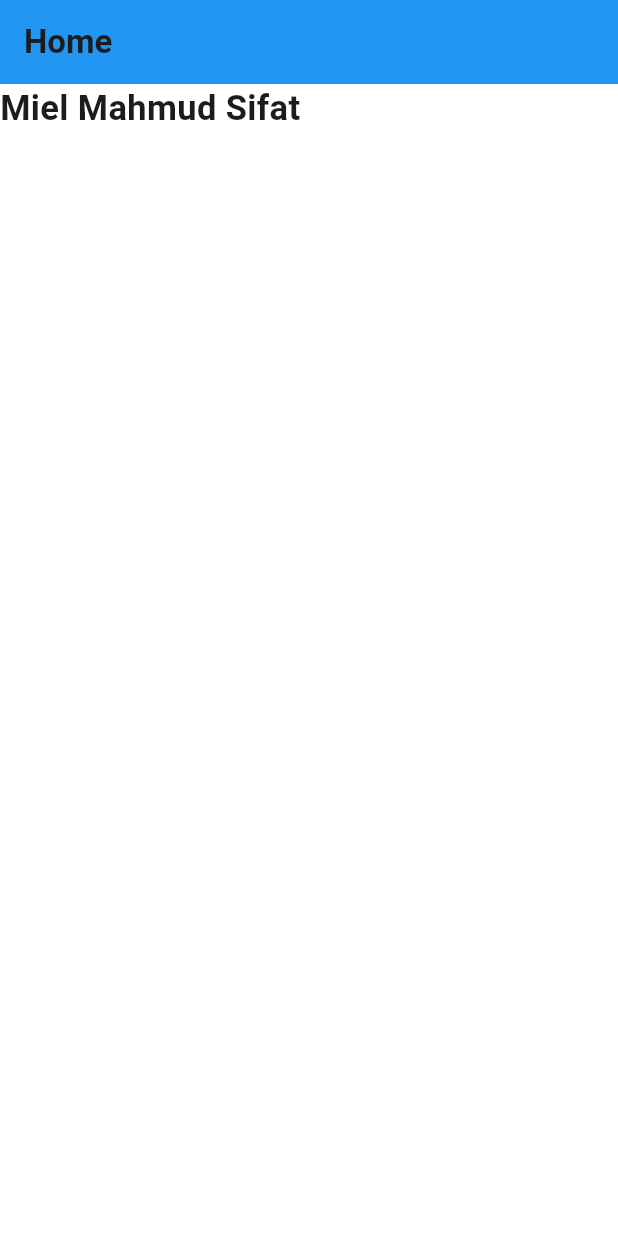
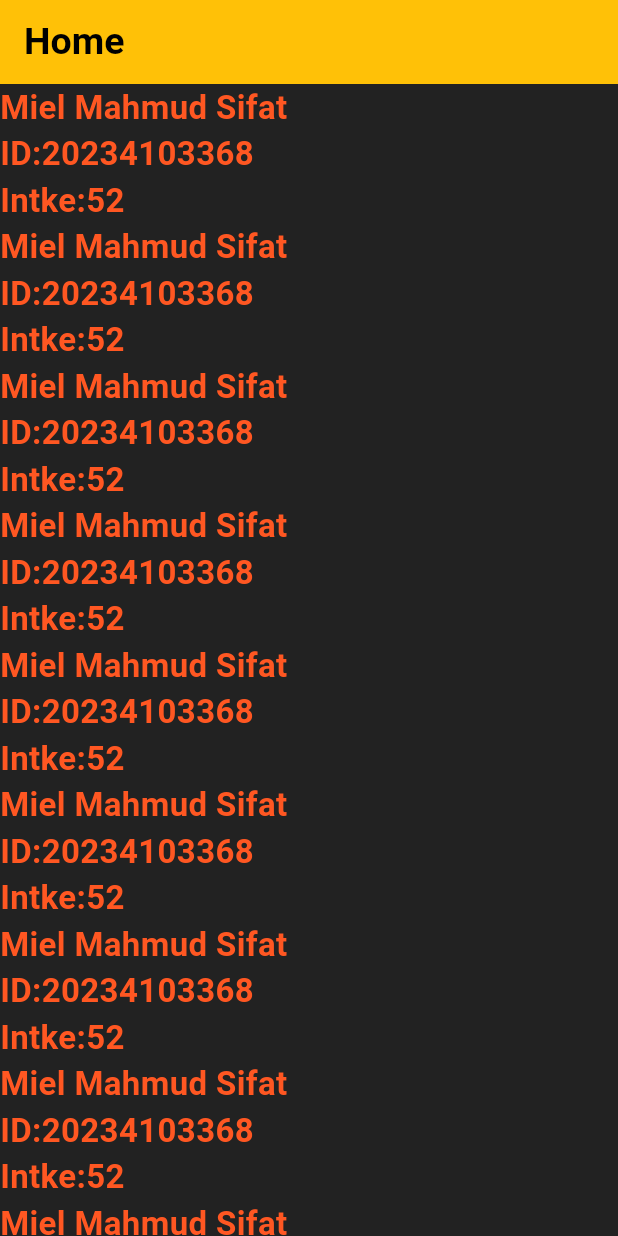
Before and after one commit to miel2793/practice_flutter, a Flutter app: the screen it shows after launch, on a phone screen of 412 x 824 dp. Run offline on Flutter 3.47's test engine with Material 3 defaults, Android fonts, the phone set to English and light mode, and no system bars.

Commit message:
add to github

```diff
--- a/lib/app.dart
+++ b/lib/app.dart
@@ -1,14 +1,15 @@
 import 'package:flutter/material.dart';
-import 'home.dart';
+import 'package:practice_flutter/home.dart';
 class Myapp extends StatelessWidget {
    Myapp({super.key});
 
   @override
   Widget build(BuildContext context) {
     return MaterialApp(
-      title: 'just practice',
+      //theme:ThemeData(b),
       debugShowCheckedModeBanner: false,
-      home: Home(),
+      title:"Practice",
+      home:Home(),
     );
   }
 }
--- a/lib/home.dart
+++ b/lib/home.dart
@@ -5,17 +5,76 @@ class Home extends StatelessWidget {
   @override
   Widget build(BuildContext context) {
     return Scaffold(
-      backgroundColor:Colors.white,
+      backgroundColor:Colors.black87,
       appBar: AppBar(
-        backgroundColor: Colors.blue,
-        title: Text("Home",
-        style: TextStyle(fontWeight: FontWeight.bold
-        ),),
-       // centerTitle: true,
+        backgroundColor:Colors.amber,
+        title:Text("Home",style: TextStyle(fontWeight:FontWeight.bold,
+        fontSize:25,color:Colors.black),)
       ),
-      body: Text("Miel Mahmud Sifat",style:
-        TextStyle(fontWeight: FontWeight.bold
-        ,fontSize: 23),)
+body:SingleChildScrollView(
+  child: Column(
+    children: [
+      Text("Miel Mahmud Sifat\nID:20234103368\nIntke:52  ",
+          style:TextStyle(color:Colors.deepOrange,
+              fontWeight: FontWeight.bold,
+              fontSize:22)),
+      Text("Miel Mahmud Sifat\nID:20234103368\nIntke:52  ",
+          style:TextStyle(color:Colors.deepOrange,
+              fontWeight: FontWeight.bold,
+              fontSize:22)),
+      Text("Miel Mahmud Sifat\nID:20234103368\nIntke:52  ",
+          style:TextStyle(color:Colors.deepOrange,
+              fontWeight: FontWeight.bold,
+              fontSize:22)),
+      Text("Miel Mahmud Sifat\nID:20234103368\nIntke:52  ",
+          style:TextStyle(color:Colors.deepOrange,
+              fontWeight: FontWeight.bold,
+              fontSize:22)),
+      Text("Miel Mahmud Sifat\nID:20234103368\nIntke:52  ",
+          style:TextStyle(color:Colors.deepOrange,
+              fontWeight: FontWeight.bold,
+              fontSize:22)),
+      Text("Miel Mahmud Sifat\nID:20234103368\nIntke:52  ",
+          style:TextStyle(color:Colors.deepOrange,
+              fontWeight: FontWeight.bold,
+              fontSize:22)),
+      Text("Miel Mahmud Sifat\nID:20234103368\nIntke:52  ",
+          style:TextStyle(color:Colors.deepOrange,
+              fontWeight: FontWeight.bold,
+              fontSize:22)),
+      Text("Miel Mahmud Sifat\nID:20234103368\nIntke:52  ",
+          style:TextStyle(color:Colors.deepOrange,
+              fontWeight: FontWeight.bold,
+              fontSize:22)),
+      Text("Miel Mahmud Sifat\nID:20234103368\nIntke:52  ",
+          style:TextStyle(color:Colors.deepOrange,
+              fontWeight: FontWeight.bold,
+              fontSize:22)),
+      Text("Miel Mahmud Sifat\nID:20234103368\nIntke:52  ",
+          style:TextStyle(color:Colors.deepOrange,
+              fontWeight: FontWeight.bold,
+              fontSize:22)),
+      Text("Miel Mahmud Sifat\nID:20234103368\nIntke:52  ",
+          style:TextStyle(color:Colors.deepOrange,
+              fontWeight: FontWeight.bold,
+              fontSize:22)),
+      Text("Miel Mahmud Sifat\nID:20234103368\nIntke:52  ",
+          style:TextStyle(color:Colors.deepOrange,
+              fontWeight: FontWeight.bold,
+              fontSize:22)),
+      Text("Miel Mahmud Sifat\nID:20234103368\nIntke:52  ",
+          style:TextStyle(color:Colors.deepOrange,
+              fontWeight: FontWeight.bold,
+              fontSize:22)),
+      Text("Miel Mahmud Sifat\nID:20234103368\nIntke:52  ",
+          style:TextStyle(color:Colors.deepOrange,
+              fontWeight: FontWeight.bold,
+              fontSize:22)),
+    ],
+  ),
+)
+
+
     );
   }
 }
--- a/lib/note/stateless and statefull wiget.dart
+++ b/lib/note/stateless and statefull wiget.dart
@@ -1,3 +1,4 @@
 
  // tow type of wiget
  // 1 . stateful = update hobe ,  2 stateless = update hobe na
+ //appbar, coloum,
```
